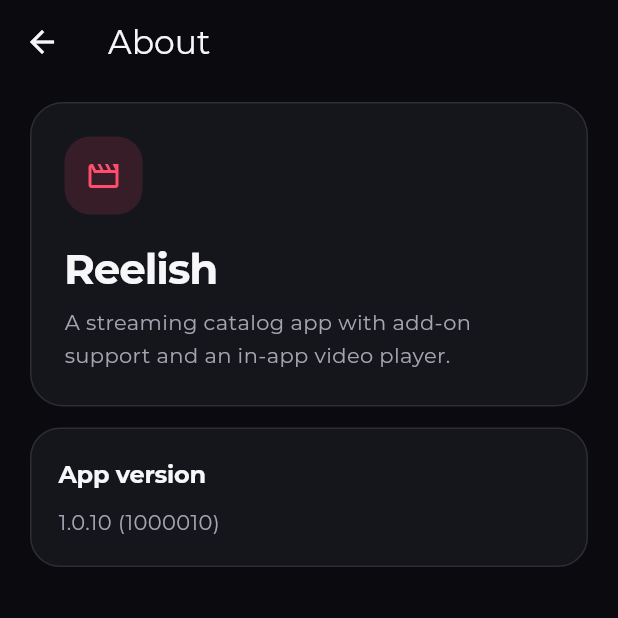
After one commit to frnzeeey/reelish, a Flutter app: the AboutScreen screen opened directly, on a phone screen of 412 x 824 dp, the top half of it. The commit adds this screen. Run offline on Flutter 3.47's test engine with Material 3 defaults, Android fonts, the phone set to English and light mode, and no system bars; our stand-ins replace package_info_plus, shared_preferences, sync_http, universal_platform, video_player and 1 more; missing offline and left inert: dart:ffi, feather_icon_font, flutter_go_torrent_streamer, media_kit, media_kit_video, video_player_android; accounts and stored records are empty.

Commit message:
added about, credits, and support dev pages and redesigned the settings screen

```diff
--- /dev/null
+++ b/lib/src/screens/app_information_screens.dart
@@ -0,0 +1,155 @@
+import 'package:flutter/material.dart';
+import 'package:package_info_plus/package_info_plus.dart';
+import 'package:url_launcher/url_launcher.dart';
+
+import '../theme/glass_theme.dart';
+
+class AboutScreen extends StatelessWidget {
+  const AboutScreen({super.key});
+
+  @override
+  Widget build(BuildContext context) => Scaffold(
+    appBar: AppBar(title: const Text('About')),
+    body: ListView(
+      padding: const EdgeInsets.fromLTRB(20, 12, 20, 36),
+      children: [
+        Container(
+          padding: const EdgeInsets.all(22),
+          decoration: BoxDecoration(
+            color: GlassTheme.surface,
+            borderRadius: BorderRadius.circular(22),
+            border: Border.all(color: GlassTheme.border),
+          ),
+          child: Column(
+            crossAxisAlignment: CrossAxisAlignment.start,
+            children: [
+              Container(
+                width: 52,
+                height: 52,
+                decoration: BoxDecoration(
+                  color: GlassTheme.primary.withValues(alpha: .14),
+                  borderRadius: BorderRadius.circular(17),
+                ),
+                child: Icon(
+                  Icons.movie_creation_outlined,
+                  color: GlassTheme.primary,
+                ),
+              ),
+              const SizedBox(height: 18),
+              Text(
+                'Reelish',
+                style: Theme.of(context).textTheme.headlineMedium?.copyWith(
+                  fontWeight: FontWeight.w800,
+                  letterSpacing: -.7,
+                ),
+              ),
+              const SizedBox(height: 7),
+              Text(
+                'A streaming catalog app with add-on support and an in-app video player.',
+                style: Theme.of(context).textTheme.bodyMedium?.copyWith(
+                  color: GlassTheme.muted,
+                  height: 1.55,
+                ),
+              ),
+            ],
+          ),
+        ),
+        const SizedBox(height: 14),
+        FutureBuilder<PackageInfo>(
+          future: PackageInfo.fromPlatform(),
+          builder: (context, snapshot) => _InfoCard(
+            title: 'App version',
+            detail: snapshot.hasData
+                ? '${snapshot.data!.version} (${snapshot.data!.buildNumber})'
+                : 'Loading…',
+          ),
+        ),
+      ],
+    ),
+  );
+}
+
+class SupportDevelopmentScreen extends StatelessWidget {
+  const SupportDevelopmentScreen({super.key});
+
+  static final _coffeeUri = Uri.https('www.buymeacoffee.com', '/frnzegl');
+
+  Future<void> _openCoffeePage(BuildContext context) async {
+    if (!await launchUrl(
+      _coffeeUri,
+      mode: LaunchMode.externalApplication,
+    ) &&
+        context.mounted) {
+      ScaffoldMessenger.of(context).showSnackBar(
+        const SnackBar(content: Text('Could not open the support page.')),
+      );
+    }
+  }
+
+  @override
+  Widget build(BuildContext context) => Scaffold(
+    appBar: AppBar(title: const Text('Support development')),
+    body: ListView(
+      padding: const EdgeInsets.fromLTRB(20, 12, 20, 36),
+      children: [
+        const _InfoCard(
+          title: 'A little support goes a long way',
+          detail:
+              "If you enjoy Reelish, you can help with ongoing development and server costs. Support is completely optional and does not unlock features or content.",
+        ),
+        const SizedBox(height: 14),
+        SizedBox(
+          height: 54,
+          child: FilledButton.icon(
+            onPressed: () => _openCoffeePage(context),
+            icon: const Icon(Icons.coffee_rounded),
+            label: const Text('Buy me a coffee'),
+            style: FilledButton.styleFrom(
+              textStyle: const TextStyle(fontWeight: FontWeight.w700),
+              shape: RoundedRectangleBorder(
+                borderRadius: BorderRadius.circular(16),
+              ),
+            ),
+          ),
+        ),
+      ],
+    ),
+  );
+}
+
+class _InfoCard extends StatelessWidget {
+  const _InfoCard({required this.title, required this.detail});
+
+  final String title;
+  final String detail;
+
+  @override
+  Widget build(BuildContext context) => Container(
+    padding: const EdgeInsets.all(18),
+    decoration: BoxDecoration(
+      color: GlassTheme.surface,
+      borderRadius: BorderRadius.circular(20),
+      border: Border.all(color: GlassTheme.border),
+    ),
+    child: Column(
+      crossAxisAlignment: CrossAxisAlignment.start,
+      children: [
+        Text(
+          title,
+          style: Theme.of(context).textTheme.titleMedium?.copyWith(
+            fontWeight: FontWeight.w700,
+            letterSpacing: -.15,
+          ),
+        ),
+        const SizedBox(height: 9),
+        Text(
+          detail,
+          style: Theme.of(context).textTheme.bodyMedium?.copyWith(
+            color: GlassTheme.muted,
+            height: 1.55,
+          ),
+        ),
+      ],
+    ),
+  );
+}
```
Also changed, not shown: lib/src/screens/legal_information_screen.dart (+22 -9 lines), lib/src/screens/playback_settings_screen.dart (+181 -63 lines).
